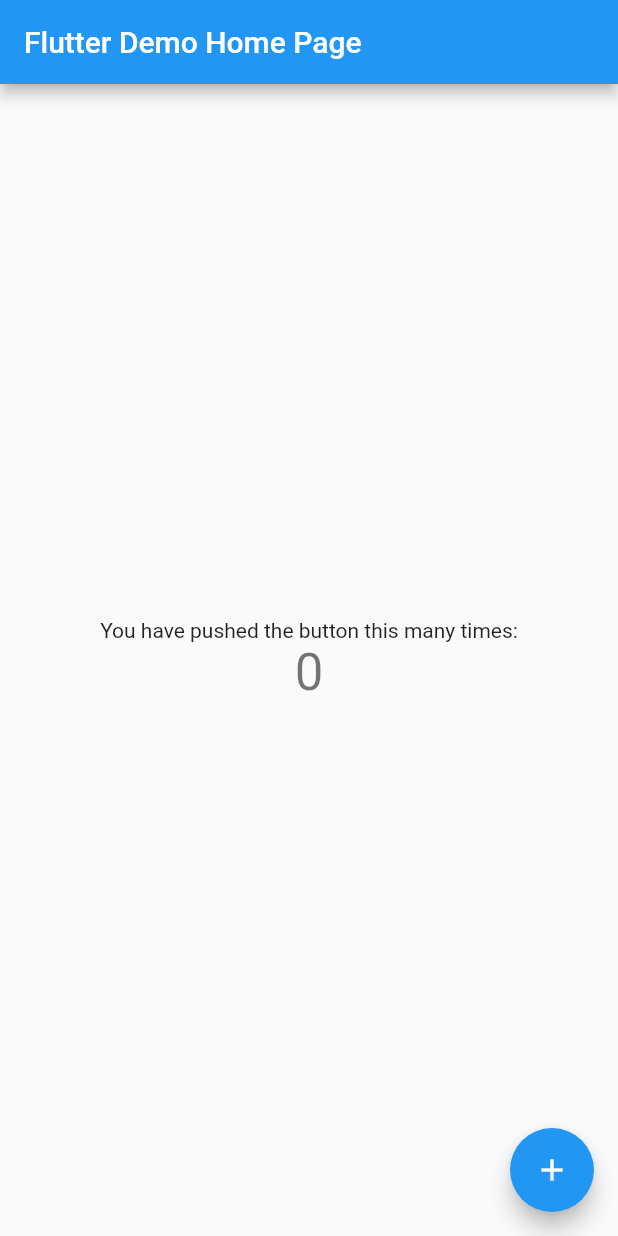
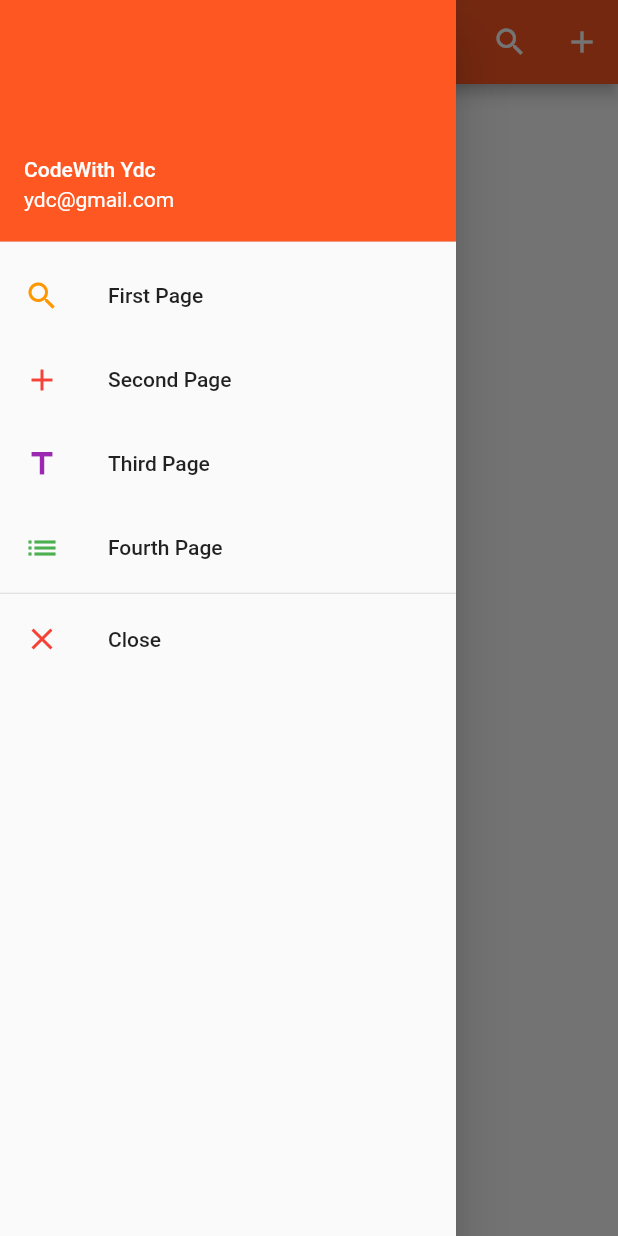
Before and after one commit to nao-18/flutter_json_parse_app, a Flutter app: the screen it shows after launch, with the side drawer open (before the commit the screen has no drawer), on a phone screen of 412 x 824 dp. Run offline on Flutter 3.47's test engine with Material 2 defaults, Android fonts, the phone set to English and light mode, and no system bars; network calls fail.

Commit message:
created list view

```diff
--- /dev/null
+++ b/lib/HomePage.dart
@@ -0,0 +1,189 @@
+import 'package:flutter/material.dart';
+import 'package:http/http.dart' as http;
+import 'dart:convert';
+import 'dart:async';
+import 'Model/Data.dart';
+
+class Home extends StatefulWidget {
+  @override
+  _HomeState createState() => _HomeState();
+}
+
+class _HomeState extends State<Home> {
+  Future<List<Data>> getAllData() async {
+    var api = "https://jsonplaceholder.typicode.com/photos";
+    var data = await http.get(api);
+
+    var jsonData = json.decode(data.body);
+    List<Data> listOf = [];
+    for (var i in jsonData) {
+      Data data = new Data(i["id"], i["title"], i["url"], i["thumbnailUrl"]);
+      listOf.add(data);
+    }
+    print("listOf: $listOf");
+    return listOf;
+  }
+
+  @override
+  Widget build(BuildContext context) {
+    return Scaffold(
+      appBar: new AppBar(
+        title: new Text("Json Parsing App"),
+        backgroundColor: Colors.deepOrange,
+        actions: <Widget>[
+          new IconButton(
+            icon: new Icon(Icons.search),
+            onPressed: () => debugPrint("Search"),
+          ),
+          new IconButton(
+            icon: new Icon(Icons.add),
+            onPressed: () => debugPrint("Add"),
+          ),
+        ],
+      ),
+      drawer: new Drawer(
+        child: new ListView(
+          children: <Widget>[
+            new UserAccountsDrawerHeader(
+              accountName: new Text("CodeWith Ydc"),
+              accountEmail: new Text("ydc@gmail.com"),
+              decoration: new BoxDecoration(
+                color: Colors.deepOrange,
+              ),
+            ),
+            new ListTile(
+              title: new Text("First Page"),
+              leading: new Icon(
+                Icons.search,
+                color: Colors.orange,
+              ),
+              onTap: () {
+                Navigator.of(context).pop();
+              },
+            ),
+            new ListTile(
+              title: new Text("Second Page"),
+              leading: new Icon(
+                Icons.add,
+                color: Colors.red,
+              ),
+              onTap: () {
+                Navigator.of(context).pop();
+              },
+            ),
+            new ListTile(
+              title: new Text("Third Page"),
+              leading: new Icon(
+                Icons.title,
+                color: Colors.purple,
+              ),
+              onTap: () {
+                Navigator.of(context).pop();
+              },
+            ),
+            new ListTile(
+              title: Text("Fourth Page"),
+              leading: new Icon(
+                Icons.list,
+                color: Colors.green,
+              ),
+              onTap: () {
+                Navigator.of(context).pop();
+              },
+            ),
+            new Divider(
+              height: 5.0,
+            ),
+            new ListTile(
+              title: new Text("Close"),
+              leading: new Icon(
+                Icons.close,
+                color: Colors.red,
+              ),
+              onTap: () {
+                Navigator.of(context).pop();
+              },
+            ),
+          ],
+        ),
+      ),
+      body: new ListView(
+        children: <Widget>[
+          new Container(
+            margin: EdgeInsets.all(10.0),
+            height: 250.0,
+            child: new FutureBuilder(
+              future: getAllData(),
+              builder: (BuildContext context, AsyncSnapshot snapshot) {
+                if (snapshot.data == null) {
+                  return Center(
+                    child: new Text("Loading Data...."),
+                  );
+                } else {
+//                  print('snapshot: ${snapshot.data[0].title}');
+////                  return Container(
+////                    child: Text('OK'),
+////                  );
+                  print("length: ${snapshot.data.length}");
+                  return ListView.builder(
+                    itemCount: snapshot.data.length,
+                    scrollDirection: Axis.horizontal,
+                    itemBuilder: (BuildContext context, int index) {
+                      print("url: ${snapshot.data[index]}");
+                      return Card(
+                        elevation: 10.0,
+                        child: new Column(
+                          crossAxisAlignment: CrossAxisAlignment.start,
+                          children: <Widget>[
+                            new Image.network(
+                              snapshot.data[index].url,
+                              height: 150.0,
+                              width: 150.0,
+                              fit: BoxFit.cover,
+                            ),
+                            new SizedBox(
+                              height: 7.0,
+                            ),
+                            new Container(
+                              margin: EdgeInsets.all(6.0),
+                              height: 50.0,
+                              child: new Row(
+                                children: <Widget>[
+                                  new Container(
+                                    child: new CircleAvatar(
+                                      backgroundColor: Colors.red,
+                                      child: new Text(
+                                          snapshot.data[index].id.toString()),
+                                      foregroundColor: Colors.white,
+                                    ),
+                                  ),
+                                  new SizedBox(
+                                    width: 6.0,
+                                  ),
+                                  new Container(
+                                    width: 80.0,
+                                    child: new Text(
+                                      snapshot.data[index].title,
+                                      maxLines: 1,
+                                      style: TextStyle(
+                                        color: Colors.deepOrange,
+                                      ),
+                                    ),
+                                  ),
+                                ],
+                              ),
+                            ),
+                          ],
+                        ),
+                      );
+                    },
+                  );
+                }
+              },
+            ),
+          ),
+        ],
+      ),
+    );
+  }
+}
--- /dev/null
+++ b/lib/Model/Data.dart
@@ -0,0 +1,9 @@
+class Data
+{
+  int id;
+  String title;
+  String url;
+  String thumbnailUrl;
+
+  Data(this.id, this.title, this.url, this.thumbnailUrl);
+}
--- a/lib/main.dart
+++ b/lib/main.dart
@@ -1,117 +1,8 @@
 import 'package:flutter/material.dart';
+import 'package:flutterjsonparseapp/HomePage.dart';
 
 void main() {
-  runApp(MyApp());
+  runApp(new MaterialApp(
+    home: new Home(),
+  ));
 }
-
-class MyApp extends StatelessWidget {
-  // This widget is the root of your application.
-  @override
-  Widget build(BuildContext context) {
-    return MaterialApp(
-      title: 'Flutter Demo',
-      theme: ThemeData(
-        // This is the theme of your application.
-        //
-        // Try running your application with "flutter run". You'll see the
-        // application has a blue toolbar. Then, without quitting the app, try
-        // changing the primarySwatch below to Colors.green and then invoke
-        // "hot reload" (press "r" in the console where you ran "flutter run",
-        // or simply save your changes to "hot reload" in a Flutter IDE).
-        // Notice that the counter didn't reset back to zero; the application
-        // is not restarted.
-        primarySwatch: Colors.blue,
-        // This makes the visual density adapt to the platform that you run
-        // the app on. For desktop platforms, the controls will be smaller and
-        // closer together (more dense) than on mobile platforms.
-        visualDensity: VisualDensity.adaptivePlatformDensity,
-      ),
-      home: MyHomePage(title: 'Flutter Demo Home Page'),
-    );
-  }
-}
-
-class MyHomePage extends StatefulWidget {
-  MyHomePage({Key key, this.title}) : super(key: key);
-
-  // This widget is the home page of your application. It is stateful, meaning
-  // that it has a State object (defined below) that contains fields that affect
-  // how it looks.
-
-  // This class is the configuration for the state. It holds the values (in this
-  // case the title) provided by the parent (in this case the App widget) and
-  // used by the build method of the State. Fields in a Widget subclass are
-  // always marked "final".
-
-  final String title;
-
-  @override
-  _MyHomePageState createState() => _MyHomePageState();
-}
-
-class _MyHomePageState extends State<MyHomePage> {
-  int _counter = 0;
-
-  void _incrementCounter() {
-    setState(() {
-      // This call to setState tells the Flutter framework that something has
-      // changed in this State, which causes it to rerun the build method below
-      // so that the display can reflect the updated values. If we changed
-      // _counter without calling setState(), then the build method would not be
-      // called again, and so nothing would appear to happen.
-      _counter++;
-    });
-  }
-
-  @override
-  Widget build(BuildContext context) {
-    // This method is rerun every time setState is called, for instance as done
-    // by the _incrementCounter method above.
-    //
-    // The Flutter framework has been optimized to make rerunning build methods
-    // fast, so that you can just rebuild anything that needs updating rather
-    // than having to individually change instances of widgets.
-    return Scaffold(
-      appBar: AppBar(
-        // Here we take the value from the MyHomePage object that was created by
-        // the App.build method, and use it to set our appbar title.
-        title: Text(widget.title),
-      ),
-      body: Center(
-        // Center is a layout widget. It takes a single child and positions it
-        // in the middle of the parent.
-        child: Column(
-          // Column is also a layout widget. It takes a list of children and
-          // arranges them vertically. By default, it sizes itself to fit its
-          // children horizontally, and tries to be as tall as its parent.
-          //
-          // Invoke "debug painting" (press "p" in the console, choose the
-          // "Toggle Debug Paint" action from the Flutter Inspector in Android
-          // Studio, or the "Toggle Debug Paint" command in Visual Studio Code)
-          // to see the wireframe for each widget.
-          //
-          // Column has various properties to control how it sizes itself and
-          // how it positions its children. Here we use mainAxisAlignment to
-          // center the children vertically; the main axis here is the vertical
-          // axis because Columns are vertical (the cross axis would be
-          // horizontal).
-          mainAxisAlignment: MainAxisAlignment.center,
-          children: <Widget>[
-            Text(
-              'You have pushed the button this many times:',
-            ),
-            Text(
-              '$_counter',
-              style: Theme.of(context).textTheme.headline4,
-            ),
-          ],
-        ),
-      ),
-      floatingActionButton: FloatingActionButton(
-        onPressed: _incrementCounter,
-        tooltip: 'Increment',
-        child: Icon(Icons.add),
-      ), // This trailing comma makes auto-formatting nicer for build methods.
-    );
-  }
-}
--- a/pubspec.yaml
+++ b/pubspec.yaml
@@ -28,6 +28,7 @@ dependencies:
   # The following adds the Cupertino Icons font to your application.
   # Use with the CupertinoIcons class for iOS style icons.
   cupertino_icons: ^0.1.3
+  http: ^0.12.1
 
 dev_dependencies:
   flutter_test:
```
Also changed, not shown: pubspec.lock.
